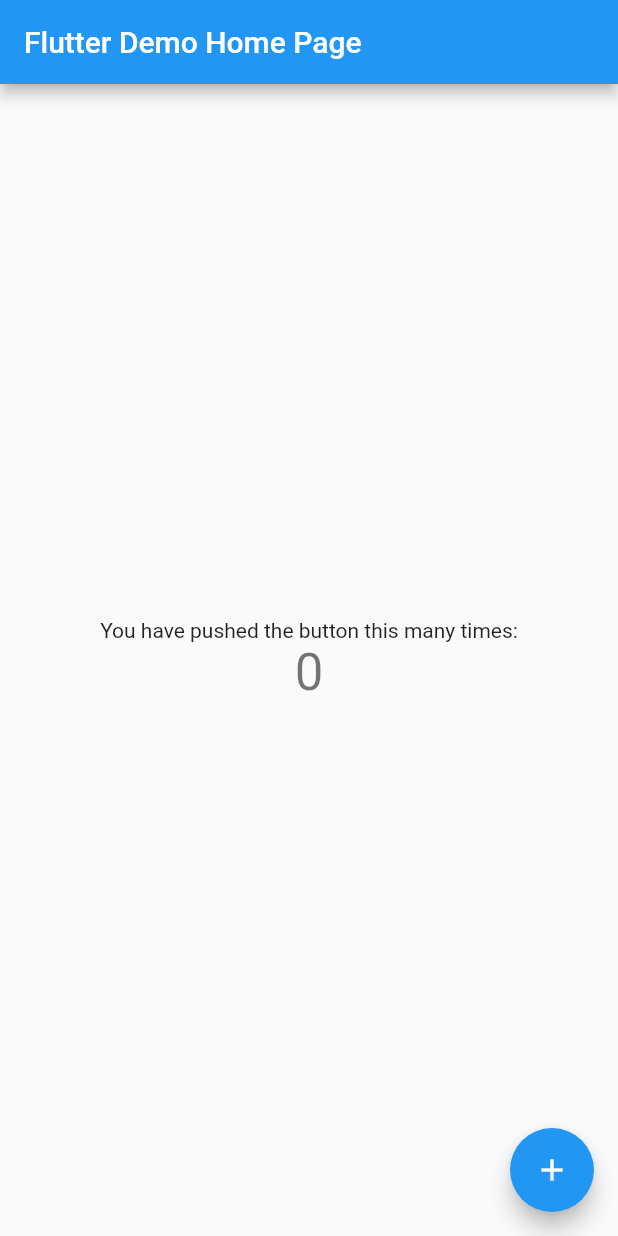
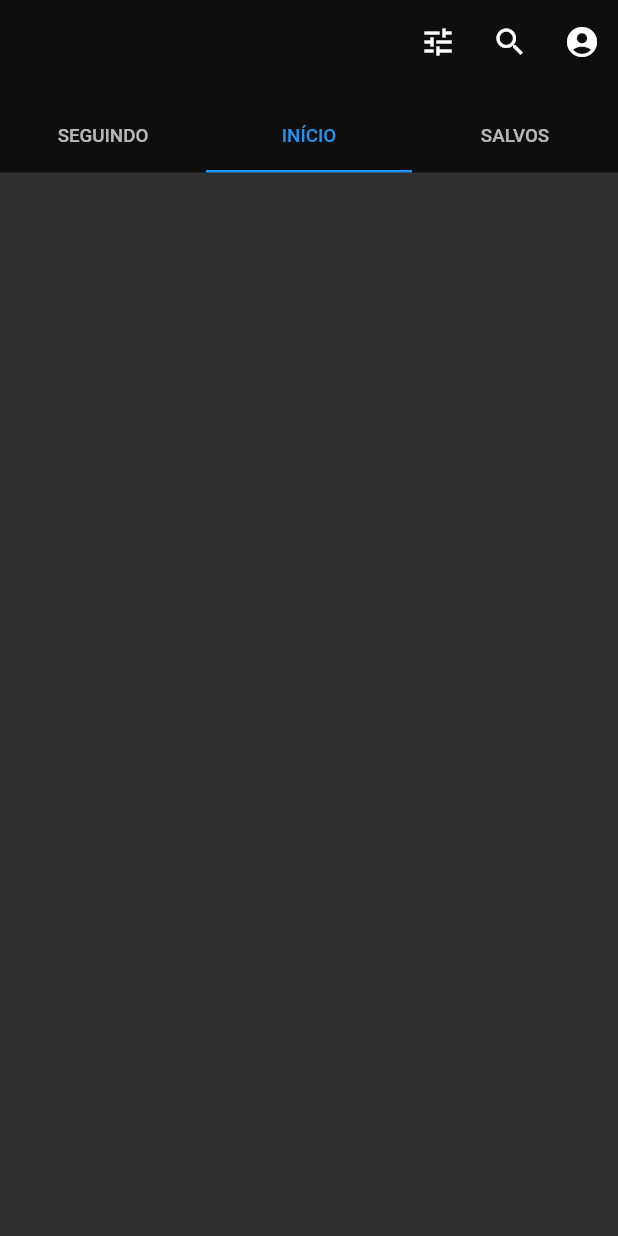
Before and after one commit to joseADR/spreadapp, a Flutter app: the screen it shows after launch, on a phone screen of 412 x 824 dp. Run offline on Flutter 3.47's test engine with Material 2 defaults, Android fonts, the light colour scheme and no system bars.

Commit message:
second commit

```diff
--- a/lib/main.dart
+++ b/lib/main.dart
@@ -1,109 +1,169 @@
 import 'package:flutter/material.dart';
+import 'package:flutter/services.dart';
 
-void main() => runApp(new MyApp());
+
+void main(){
+    SystemChrome.setPreferredOrientations([
+    DeviceOrientation.portraitUp
+  ]);
+
+  runApp(MyApp());}
+
+const bckColor = Color.fromRGBO(145, 145, 145, 1.0);
+const btnColor = Color.fromRGBO(145, 145, 145, 0.9);
+
 
 class MyApp extends StatelessWidget {
-  // This widget is the root of your application.
   @override
   Widget build(BuildContext context) {
-    return new MaterialApp(
-      title: 'Flutter Demo',
-      theme: new ThemeData(
-        // This is the theme of your application.
-        //
-        // Try running your application with "flutter run". You'll see the
-        // application has a blue toolbar. Then, without quitting the app, try
-        // changing the primarySwatch below to Colors.green and then invoke
-        // "hot reload" (press "r" in the console where you ran "flutter run",
-        // or press Run > Flutter Hot Reload in IntelliJ). Notice that the
-        // counter didn't reset back to zero; the application is not restarted.
-        primarySwatch: Colors.blue,
+    return MaterialApp(
+      mainAxisAlignment: MainAxisAlignment.start,
+      title: 'Spread',
+      theme: ThemeData(
+        splashColor: Colors.blue,
+        brightness:Brightness.dark ,
+        primaryColorDark: Colors.black12,
       ),
-      home: new MyHomePage(title: 'Flutter Demo Home Page'),
+      home: MyHomePage(),
+      debugShowCheckedModeBanner: false,
     );
   }
 }
 
 class MyHomePage extends StatefulWidget {
-  MyHomePage({Key key, this.title}) : super(key: key);
+  @override
+  _MyHomePageState createState() => _MyHomePageState();
+}
 
-  // This widget is the home page of your application. It is stateful, meaning
-  // that it has a State object (defined below) that contains fields that affect
-  // how it looks.
-
-  // This class is the configuration for the state. It holds the values (in this
-  // case the title) provided by the parent (in this case the App widget) and
-  // used by the build method of the State. Fields in a Widget subclass are
-  // always marked "final".
-
-  final String title;
+class _MyHomePageState extends State<MyHomePage>
+    with SingleTickerProviderStateMixin {
+  TabController _tabController;
+  ScrollController _scrollViewController;
 
   @override
-  _MyHomePageState createState() => new _MyHomePageState();
-}
+  void initState() {
+    super.initState();
+    _tabController = TabController(vsync: this, length: 3, initialIndex: 1);
 
-class _MyHomePageState extends State<MyHomePage> {
-  int _counter = 0;
+  }
 
-  void _incrementCounter() {
-    setState(() {
-      // This call to setState tells the Flutter framework that something has
-      // changed in this State, which causes it to rerun the build method below
-      // so that the display can reflect the updated values. If we changed
-      // _counter without calling setState(), then the build method would not be
-      // called again, and so nothing would appear to happen.
-      _counter++;
-    });
+  @override
+  void dispose() {
+    _tabController.dispose();
+    _scrollViewController.dispose();
+    super.dispose();
   }
 
   @override
   Widget build(BuildContext context) {
-    // This method is rerun every time setState is called, for instance as done
-    // by the _incrementCounter method above.
-    //
-    // The Flutter framework has been optimized to make rerunning build methods
-    // fast, so that you can just rebuild anything that needs updating rather
-    // than having to individually change instances of widgets.
-    return new Scaffold(
-      appBar: new AppBar(
-        // Here we take the value from the MyHomePage object that was created by
-        // the App.build method, and use it to set our appbar title.
-        title: new Text(widget.title),
-      ),
-      body: new Center(
-        // Center is a layout widget. It takes a single child and positions it
-        // in the middle of the parent.
-        child: new Column(
-          // Column is also layout widget. It takes a list of children and
-          // arranges them vertically. By default, it sizes itself to fit its
-          // children horizontally, and tries to be as tall as its parent.
-          //
-          // Invoke "debug paint" (press "p" in the console where you ran
-          // "flutter run", or select "Toggle Debug Paint" from the Flutter tool
-          // window in IntelliJ) to see the wireframe for each widget.
-          //
-          // Column has various properties to control how it sizes itself and
-          // how it positions its children. Here we use mainAxisAlignment to
-          // center the children vertically; the main axis here is the vertical
-          // axis because Columns are vertical (the cross axis would be
-          // horizontal).
-          mainAxisAlignment: MainAxisAlignment.center,
+    return DefaultTabController(
+       length: 3,
+
+           child: Scaffold(
+
+      body: NestedScrollView(
+
+        scrollDirection: Axis.vertical,
+        controller: _scrollViewController,
+        headerSliverBuilder: (BuildContext context, bool boxIsScrolled) {
+          return <Widget>[
+            SliverAppBar(
+
+              expandedHeight: 115.0,
+              backgroundColor: Colors.black.withOpacity(0.7),
+
+              elevation: 5.0,
+              actions: <Widget>[
+
+
+              IconButton(
+
+                icon: Icon(Icons.tune,color: Colors.white,),
+                onPressed: null,
+                tooltip: 'Filtrar',
+              ),
+
+               IconButton(
+
+                icon: Icon(Icons.search,color: Colors.white,),
+                onPressed: null,
+                tooltip: 'Buscar',
+              ),
+              IconButton(
+
+                icon: Icon(Icons.account_circle,color: Colors.white,),
+                onPressed: null,
+                tooltip:'Configurações'
+              )
+              ],
+
+              pinned: true,
+              floating: true,
+              forceElevated: boxIsScrolled,
+
+              bottom: TabBar(
+
+                indicatorWeight: 1.7,
+                indicatorSize: TabBarIndicatorSize.tab,
+                labelStyle: TextStyle(fontSize: 12.5),
+                indicatorColor: Colors.blue,
+                unselectedLabelColor: Colors.white70,
+                labelColor: Colors.blue,
+
+                tabs: [
+
+                  Tab(text: 'SEGUINDO'),
+                  Tab(text:'INÍCIO'),
+                  Tab(text:'SALVOS'),
+
+                    ],
+                controller: _tabController,
+
+              ),
+            )
+          ];
+        },
+        body: TabBarView(
+          controller: _tabController,
           children: <Widget>[
-            new Text(
-              'You have pushed the button this many times:',
-            ),
-            new Text(
-              '$_counter',
-              style: Theme.of(context).textTheme.display1,
-            ),
+
+            Seguindo(),
+            Seguindo(),
+            Salvos(),
+
           ],
         ),
       ),
-      floatingActionButton: new FloatingActionButton(
-        onPressed: _incrementCounter,
-        tooltip: 'Increment',
-        child: new Icon(Icons.add),
-      ), // This trailing comma makes auto-formatting nicer for build methods.
+    )
+    );}
+  }
+
+class Seguindo extends StatelessWidget {
+  @override
+  Widget build(BuildContext context) {
+    return Center(
+      child: Column(
+        mainAxisAlignment: MainAxisAlignment.center,
+        children: <Widget>[
+
+        ],
+      ),
     );
   }
 }
+
+
+
+class Salvos extends StatelessWidget {
+  @override
+  Widget build(BuildContext context) {
+    return Center(
+      child: Column(
+        mainAxisAlignment: MainAxisAlignment.center,
+        children: <Widget>[
+
+        ],
+      ),
+    );
+  }
+}
```
Also changed, not shown: lib/components/post.dart (added, +159 -0 lines).
